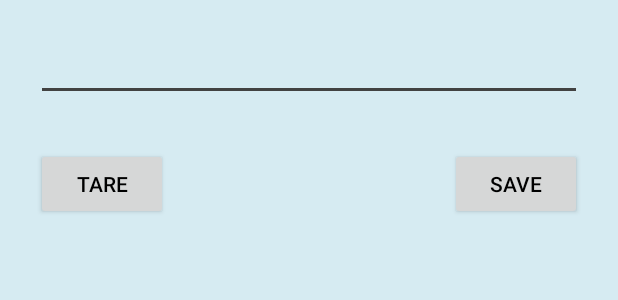
After one commit to JHeggen/smart-baby-feeding, an Android app: the layout weigh_ingred_frag.xml on its own in the app's theme, with its tools: preview values and no code run, on a phone screen of 412 x 824 dp. The commit adds this screen. Shown: the top 300 px of the screen. Run offline under Robolectric (Android 15) with nearby library versions, the phone set to English and light mode, and no system bars.

Commit message:
Eric's layout

```diff
--- a/app/src/main/java/a00907981/comp3717/bcit/ca/tabtest/TabActivity.java
+++ b/app/src/main/java/a00907981/comp3717/bcit/ca/tabtest/TabActivity.java
@@ -264,7 +264,6 @@ public class TabActivity extends AppCompatActivity {
                         killTimer();
                         break;
                 }
-
             }
         });
     }
--- /dev/null
+++ b/app/src/main/res/layout/weigh_ingred_frag.xml
@@ -0,0 +1,48 @@
+<?xml version="1.0" encoding="utf-8"?>
+<RelativeLayout xmlns:android="http://schemas.android.com/apk/res/android"
+    xmlns:app="http://schemas.android.com/apk/res-auto"
+    android:layout_width="match_parent" android:layout_height="match_parent">
+
+    <EditText
+        android:layout_width="wrap_content"
+        android:layout_height="wrap_content"
+        android:inputType="numberDecimal"
+        android:ems="10"
+        android:id="@+id/ingredWeight"
+        android:layout_marginTop="22dp"
+        android:layout_alignParentTop="true"
+        android:layout_alignStart="@+id/ingredChecklist"
+        android:layout_alignEnd="@+id/ingredChecklist" />
+
+    <Button
+        android:text="Tare"
+        android:layout_width="wrap_content"
+        android:layout_height="wrap_content"
+        android:id="@+id/ingredZero"
+        android:onClick=""
+        android:layout_marginTop="31dp"
+        android:layout_below="@+id/ingredWeight"
+        android:layout_alignStart="@+id/ingredWeight" />
+
+    <Button
+        android:text="Save"
+        android:layout_width="wrap_content"
+        android:layout_height="wrap_content"
+        android:onClick=""
+        android:id="@+id/save"
+        android:layout_alignBaseline="@+id/ingredZero"
+        android:layout_alignBottom="@+id/ingredZero"
+        android:layout_alignEnd="@+id/ingredWeight" />
+
+    <ListView
+        android:layout_width="match_parent"
+        android:layout_height="match_parent"
+        android:layout_below="@+id/save"
+        android:layout_margin="24dp"
+        android:layout_marginBottom="36dp"
+        android:id="@+id/ingredChecklist" />
+
+
+
+
+</RelativeLayout>
```
Also changed, not shown: app/src/main/java/a00907981/comp3717/bcit/ca/tabtest/RecipeList/Ingred_Weigh.java (added, +33 -0 lines), app/src/main/res/layout/weigh_ingred_row_layout.xml (added, +33 -0 lines).
